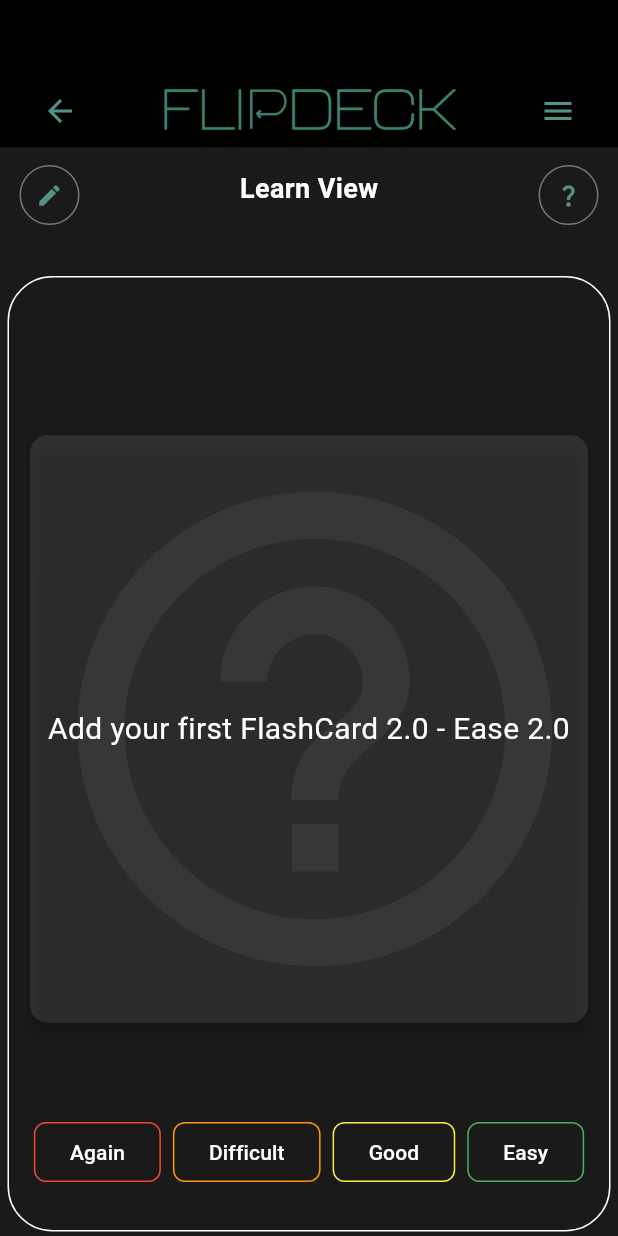
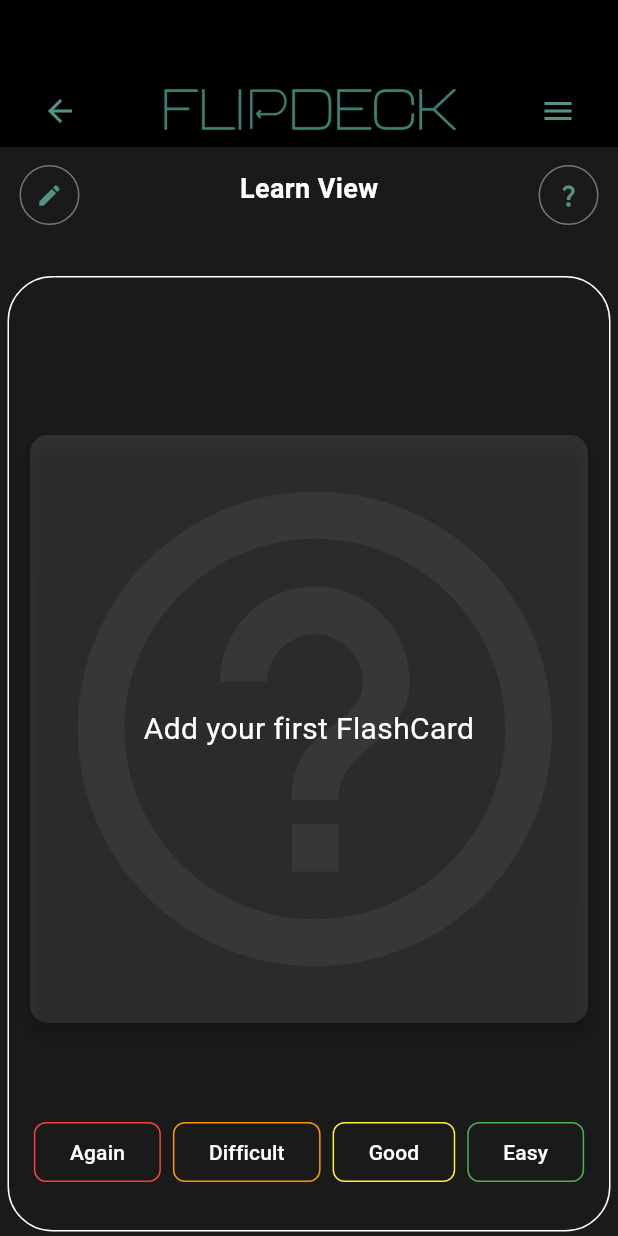
Before and after one commit to LukasWeber2000/flashcards_SoSe24_Augsburg, a Flutter app: the Learn screen opened directly with empty values, on a phone screen of 412 x 824 dp. Run offline on Flutter 3.47's test engine with Material 3 defaults, Android fonts, the phone set to English and light mode, and no system bars; drawn by our look-alikes of flip_card; our stand-ins replace toastification.

Commit message:
optical adjustments - debug variables deleted - BorderRadius edited

```diff
--- a/lib/Decks/deck_selection_view.dart
+++ b/lib/Decks/deck_selection_view.dart
@@ -54,7 +54,7 @@ class _DeckSelectionState extends State<DeckSelection> {
             padding: const EdgeInsets.all(8.0),
             child: Container(
               decoration: BoxDecoration(
-                  borderRadius: BorderRadius.circular(30),
+                  borderRadius: BorderRadius.circular(15),
                   border: Border.all(color: Colors.white)),
               child: Padding(
                 padding: const EdgeInsets.all(8.0),
--- a/lib/Learn/learn_view.dart
+++ b/lib/Learn/learn_view.dart
@@ -166,7 +166,7 @@ class _LearnState extends State<Learn> {
                                         key: _flipCardKey,
                                         front: FlashcardView(
                                           text:
-                                              ('${currentFlashcard.question} ${currentFlashcard.interval} - Ease ${currentFlashcard.ease} '),
+                                              ('${currentFlashcard.question} '),
                                           side: CardSide.FRONT,
                                         ),
                                         back: FlashcardView(
```
